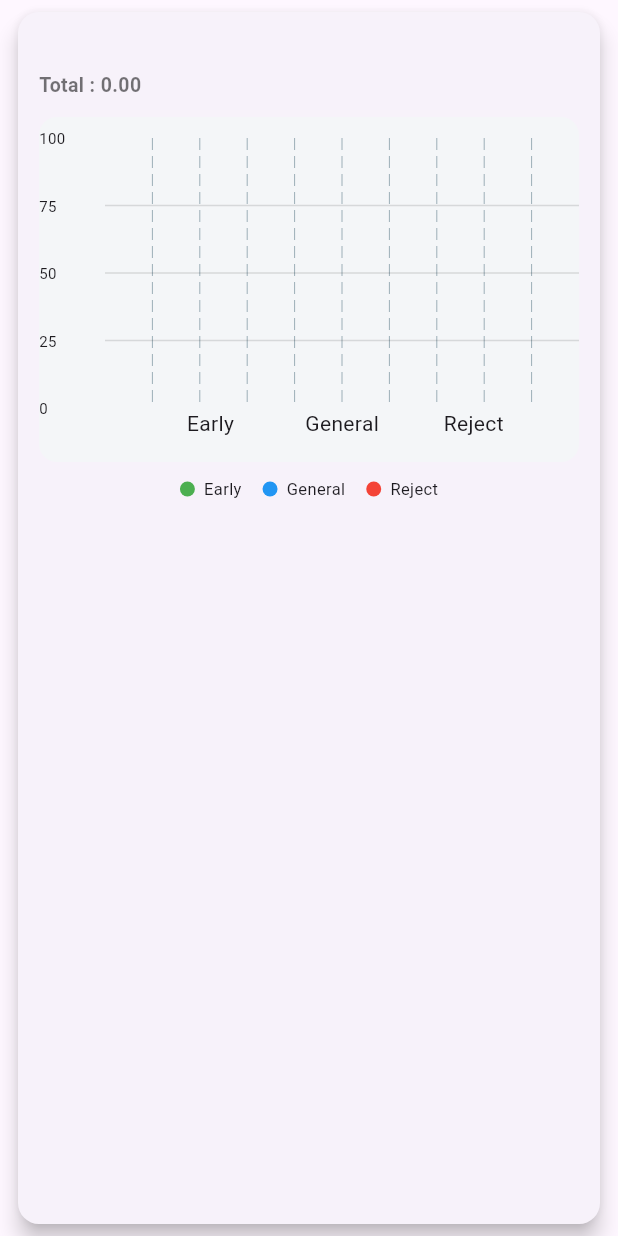
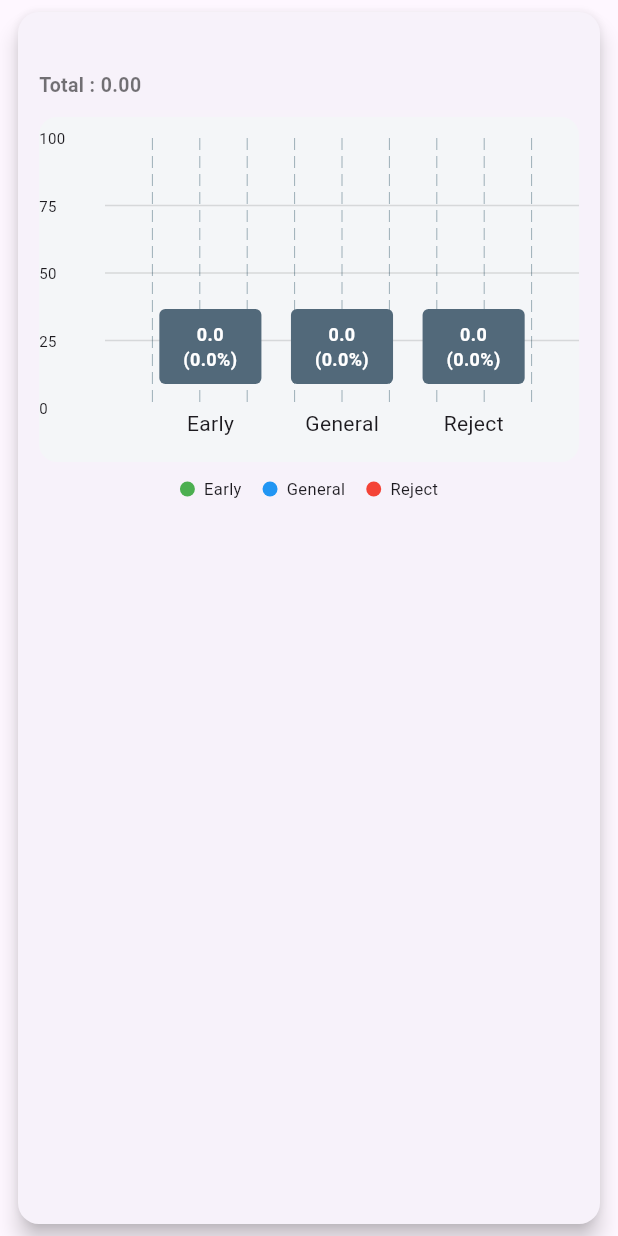
Before and after one commit to LearnWithRehan/CMSAPPFLUTTER, a Flutter app: the VarietyDayItem widget shown alone on an empty page, opened directly with empty values, on a phone screen of 412 x 824 dp. Run offline on Flutter 3.47's test engine with Material 3 defaults, Android fonts, the phone set to English and light mode, and no system bars; drawn by our look-alikes of fl_chart; our stand-ins replace shared_preferences; accounts and stored records are empty; network calls fail.

Commit message:
change variety screen

```diff
--- a/lib/screens/VarietyWiseGraphScreen.dart
+++ b/lib/screens/VarietyWiseGraphScreen.dart
@@ -29,8 +29,7 @@ class _VarietyWiseGraphScreenState extends State<VarietyWiseGraphScreen> {
       final sp = await SharedPreferences.getInstance();
       final plantCode = sp.getString("PLANT_CODE") ?? "0";
 
-      final data =
-      await ApiService.fetchDailyVarietyWise(plantCode);
+      final data = await ApiService.fetchDailyVarietyWise(plantCode);
 
       setState(() {
         list = data;
@@ -56,7 +55,6 @@ class _VarietyWiseGraphScreenState extends State<VarietyWiseGraphScreen> {
             : Column(
           crossAxisAlignment: CrossAxisAlignment.start,
           children: [
-
             const Text(
               "Variety Wise Details",
               style: TextStyle(
@@ -64,9 +62,7 @@ class _VarietyWiseGraphScreenState extends State<VarietyWiseGraphScreen> {
                 fontWeight: FontWeight.bold,
               ),
             ),
-
             const SizedBox(height: 8),
-
             Expanded(
               child: ListView.builder(
                 itemCount: list.length,
--- a/lib/widgets/variety_day_item.dart
+++ b/lib/widgets/variety_day_item.dart
@@ -13,12 +13,9 @@ class VarietyDayItem extends StatelessWidget {
   Widget build(BuildContext context) {
     final double total = item.early + item.general + item.reject;
 
-    final double earlyPer =
-    total == 0 ? 0.0 : (item.early * 100.0) / total;
-    final double generalPer =
-    total == 0 ? 0.0 : (item.general * 100.0) / total;
-    final double rejectPer =
-    total == 0 ? 0.0 : (item.reject * 100.0) / total;
+    final double earlyPer = total == 0 ? 0.0 : (item.early * 100.0) / total;
+    final double generalPer = total == 0 ? 0.0 : (item.general * 100.0) / total;
+    final double rejectPer = total == 0 ? 0.0 : (item.reject * 100.0) / total;
 
     final double maxY = _roundUp(total);
 
@@ -34,30 +31,20 @@ class VarietyDayItem extends StatelessWidget {
           crossAxisAlignment: CrossAxisAlignment.start,
           children: [
 
-            /// DATE
-            Text(
-              item.date,
-              style: const TextStyle(
-                fontSize: 15,
-                fontWeight: FontWeight.bold,
-              ),
-            ),
+            Text(item.date,
+                style: const TextStyle(
+                    fontSize: 15, fontWeight: FontWeight.bold)),
 
             const SizedBox(height: 4),
 
-            /// TOTAL
-            Text(
-              "Total : ${f(total)}",
-              style: const TextStyle(
-                fontSize: 13,
-                fontWeight: FontWeight.w600,
-                color: Colors.black54,
-              ),
-            ),
+            Text("Total : ${f(total)}",
+                style: const TextStyle(
+                    fontSize: 13,
+                    fontWeight: FontWeight.w600,
+                    color: Colors.black54)),
 
             const SizedBox(height: 12),
 
-            /// GRAPH CONTAINER (Android look)
             Container(
               height: 230,
               padding: const EdgeInsets.symmetric(vertical: 14),
@@ -70,14 +57,33 @@ class VarietyDayItem extends StatelessWidget {
                   minY: 0,
                   maxY: maxY,
                   alignment: BarChartAlignment.spaceEvenly,
-                  barTouchData: BarTouchData(enabled: false),
+
+                  /// 🔥 TOOLTIP ENABLED
+                  barTouchData: BarTouchData(
+                    enabled: true,
+                    touchTooltipData: BarTouchTooltipData(
+                      getTooltipItem: (group, groupIndex, rod, rodIndex) {
+                        final value = rod.toY;
+                        final percent =
+                        total == 0 ? 0 : (value * 100) / total;
+
+                        return BarTooltipItem(
+                          '${value.toStringAsFixed(1)}\n(${percent.toStringAsFixed(1)}%)',
+                          const TextStyle(
+                            color: Colors.white,
+                            fontWeight: FontWeight.bold,
+                            fontSize: 12,
+                          ),
+                        );
+                      },
+                    ),
+                  ),
 
                   titlesData: FlTitlesData(
                     topTitles: const AxisTitles(
                         sideTitles: SideTitles(showTitles: false)),
                     rightTitles: const AxisTitles(
                         sideTitles: SideTitles(showTitles: false)),
-
                     leftTitles: AxisTitles(
                       sideTitles: SideTitles(
                         showTitles: true,
@@ -89,7 +95,6 @@ class VarietyDayItem extends StatelessWidget {
                         ),
                       ),
                     ),
-
                     bottomTitles: AxisTitles(
                       sideTitles: SideTitles(
                         showTitles: true,
@@ -120,9 +125,9 @@ class VarietyDayItem extends StatelessWidget {
                   borderData: FlBorderData(show: false),
 
                   barGroups: [
-                    _bar(0, item.early, earlyPer, Colors.green),
-                    _bar(1, item.general, generalPer, Colors.blue),
-                    _bar(2, item.reject, rejectPer, Colors.red),
+                    _bar(0, item.early, Colors.green),
+                    _bar(1, item.general, Colors.blue),
+                    _bar(2, item.reject, Colors.red),
                   ],
                 ),
               ),
@@ -130,7 +135,6 @@ class VarietyDayItem extends StatelessWidget {
 
             const SizedBox(height: 10),
 
-            /// LEGEND
             Row(
               mainAxisAlignment: MainAxisAlignment.center,
               children: const [
@@ -147,33 +151,28 @@ class VarietyDayItem extends StatelessWidget {
     );
   }
 
-  /// BAR WITH VALUE + % TEXT
-  BarChartGroupData _bar(
-      int x, double value, double percent, Color color) {
+  /// 🔥 BAR WITH ALWAYS VISIBLE LABEL
+  BarChartGroupData _bar(int x, double value, Color color) {
     return BarChartGroupData(
       x: x,
-      barsSpace: 4,
+      showingTooltipIndicators: const [0],
       barRods: [
         BarChartRodData(
           toY: value,
           width: 35,
           color: color,
           borderRadius: BorderRadius.circular(6),
-          rodStackItems: [],
         ),
       ],
-      showingTooltipIndicators: const [],
     );
   }
 
-  /// AUTO Y AXIS ROUNDING
   double _roundUp(double value) {
     if (value <= 0) return 100;
     return (value / 1000).ceil() * 1000;
   }
 }
 
-/// LEGEND WIDGET
 class _Legend extends StatelessWidget {
   final Color color;
   final String text;
@@ -187,16 +186,10 @@ class _Legend extends StatelessWidget {
         Container(
           width: 10,
           height: 10,
-          decoration: BoxDecoration(
-            color: color,
-            shape: BoxShape.circle,
-          ),
+          decoration: BoxDecoration(color: color, shape: BoxShape.circle),
         ),
         const SizedBox(width: 6),
-        Text(
-          text,
-          style: const TextStyle(fontSize: 11),
-        ),
+        Text(text, style: const TextStyle(fontSize: 11)),
       ],
     );
   }
```
